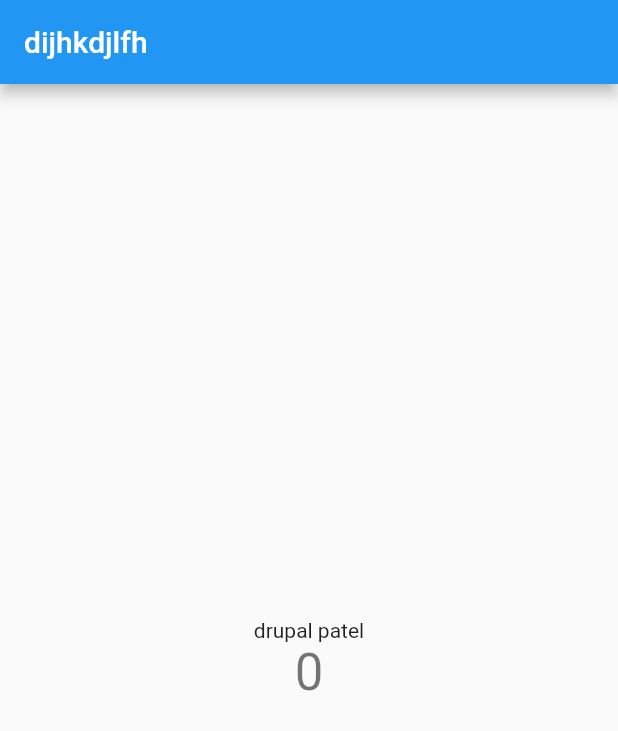
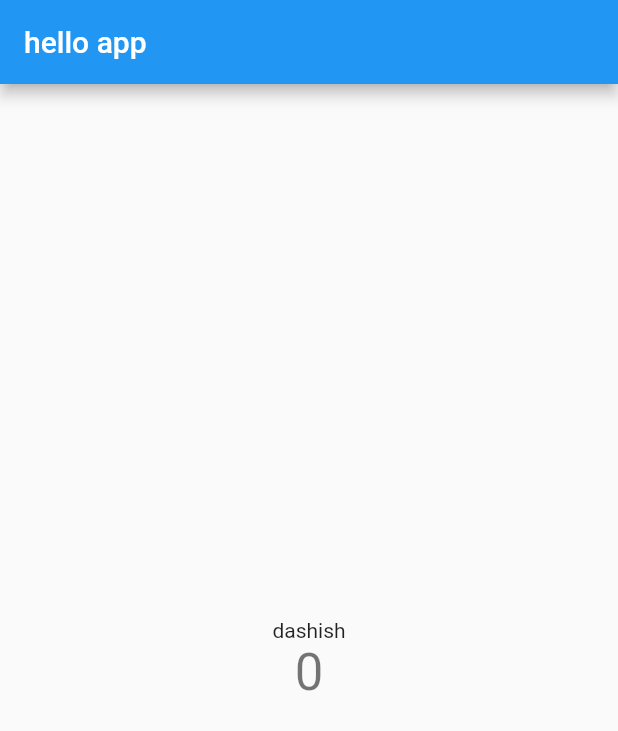
Before and after one commit to Drupal-Patel/dashish, a Flutter app: the screen it shows after launch, on a phone screen of 412 x 824 dp. Shown: the top 731 px of the screen. Run offline on Flutter 3.47's test engine with Material 2 defaults, Android fonts, the phone set to English and light mode, and no system bars.

Commit message:
new change

```diff
--- a/lib/main.dart
+++ b/lib/main.dart
@@ -10,11 +10,11 @@ class MyApp extends StatelessWidget {
   @override
   Widget build(BuildContext context) {
     return MaterialApp(
-      title: 'dfghdfhd',
+      title: 'dashish',
       theme: ThemeData(
         primarySwatch: Colors.blue,
       ),
-      home: const MyHomePage(title: 'dijhkdjlfh'),
+      home: const MyHomePage(title: 'hello app'),
     );
   }
 }
@@ -48,7 +48,7 @@ class _MyHomePageState extends State<MyHomePage> {
           mainAxisAlignment: MainAxisAlignment.center,
           children: <Widget>[
             const Text(
-              'drupal patel',
+              'dashish',
             ),
             Text(
               '$_counter',
```
